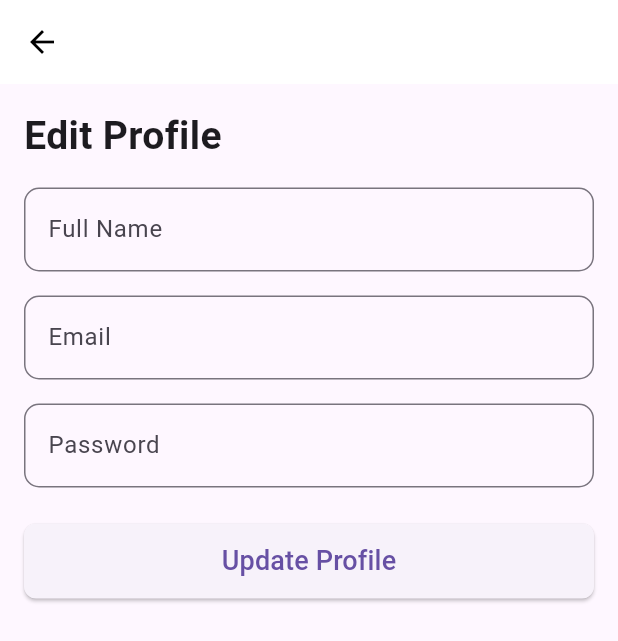
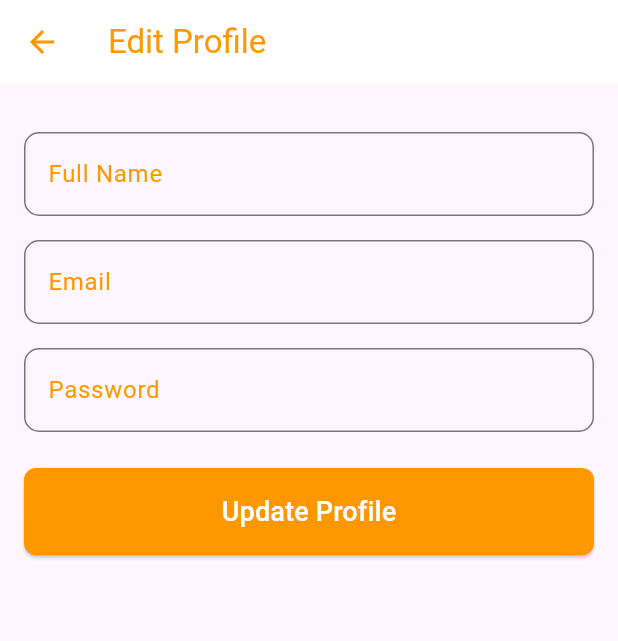
Before and after one commit to Ahhhhjay/AppDev, a Flutter app: the EditProfilePage screen opened directly, on a phone screen of 412 x 824 dp. Shown: the top 641 px of the screen. Run offline on Flutter 3.47's test engine with Material 3 defaults, Android fonts, the phone set to English and light mode, and no system bars; our stand-ins replace cloud_firestore, firebase_auth, firebase_core, flutter_local_notifications, timezone; accounts and stored records are empty.

Commit message:
edit profile design

```diff
--- a/restaurant_project/lib/screens/account/edit_profile.dart
+++ b/restaurant_project/lib/screens/account/edit_profile.dart
@@ -19,11 +19,12 @@ class _EditProfilePageState extends State<EditProfilePage> {
     return Scaffold(
       appBar: AppBar(
         leading: IconButton(
-          icon: Icon(Icons.arrow_back, color: Colors.black),
+          icon: Icon(Icons.arrow_back, color: Colors.orange),
           onPressed: () => Navigator.of(context).pop(),
         ),
         backgroundColor: Colors.white,
         elevation: 0,
+        title: Text('Edit Profile', style: TextStyle(color: Colors.orange)),
       ),
       body: Padding(
         padding: const EdgeInsets.all(16.0),
@@ -31,13 +32,6 @@ class _EditProfilePageState extends State<EditProfilePage> {
           key: _formKey,
           child: ListView(
             children: [
-              Text(
-                'Edit Profile',
-                style: TextStyle(
-                  fontSize: 26,
-                  fontWeight: FontWeight.bold,
-                ),
-              ),
               SizedBox(height: 16),
               _buildTextFormField(
                 labelText: 'Full Name',
@@ -64,14 +58,15 @@ class _EditProfilePageState extends State<EditProfilePage> {
               ElevatedButton(
                 onPressed: _updateProfile,
                 style: ElevatedButton.styleFrom(
+                  backgroundColor: Colors.orange,
                   shape: RoundedRectangleBorder(
                     borderRadius: BorderRadius.circular(8.0),
                   ),
-                  padding: EdgeInsets.symmetric(vertical: 12),
+                  padding: EdgeInsets.symmetric(vertical: 16),
                 ),
                 child: Text(
                   'Update Profile',
-                  style: TextStyle(fontSize: 18),
+                  style: TextStyle(fontSize: 18, color: Colors.white),
                 ),
               ),
             ],
@@ -81,11 +76,20 @@ class _EditProfilePageState extends State<EditProfilePage> {
     );
   }
 
-  Widget _buildTextFormField({required String labelText, bool obscureText = false, required FormFieldSetter<String> onSaved}) {
+  Widget _buildTextFormField({
+    required String labelText,
+    bool obscureText = false,
+    required FormFieldSetter<String> onSaved,
+  }) {
     return TextFormField(
       decoration: InputDecoration(
         labelText: labelText,
+        labelStyle: TextStyle(color: Colors.orange),
         border: OutlineInputBorder(
+          borderRadius: BorderRadius.circular(10.0),
+        ),
+        focusedBorder: OutlineInputBorder(
+          borderSide: BorderSide(color: Colors.orange),
           borderRadius: BorderRadius.circular(10.0),
         ),
       ),
```
